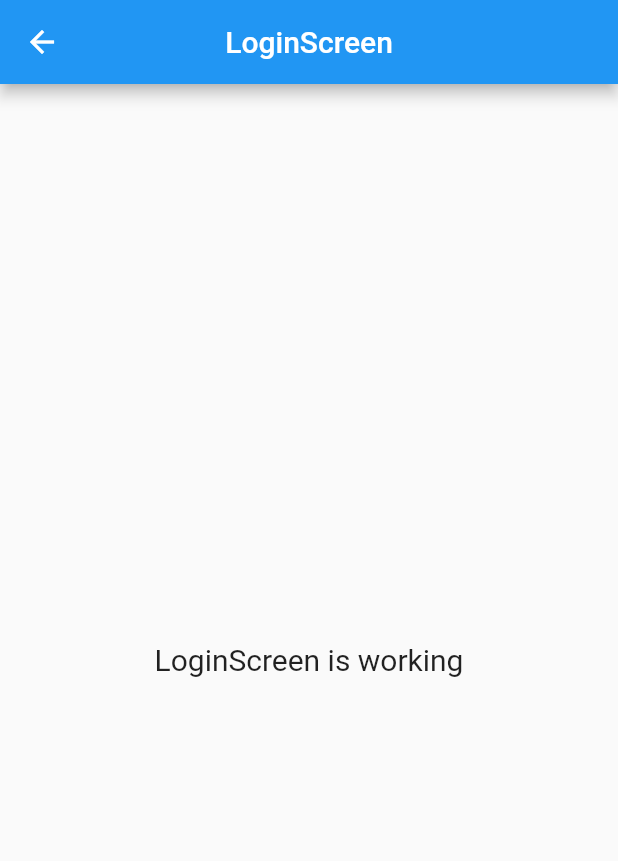
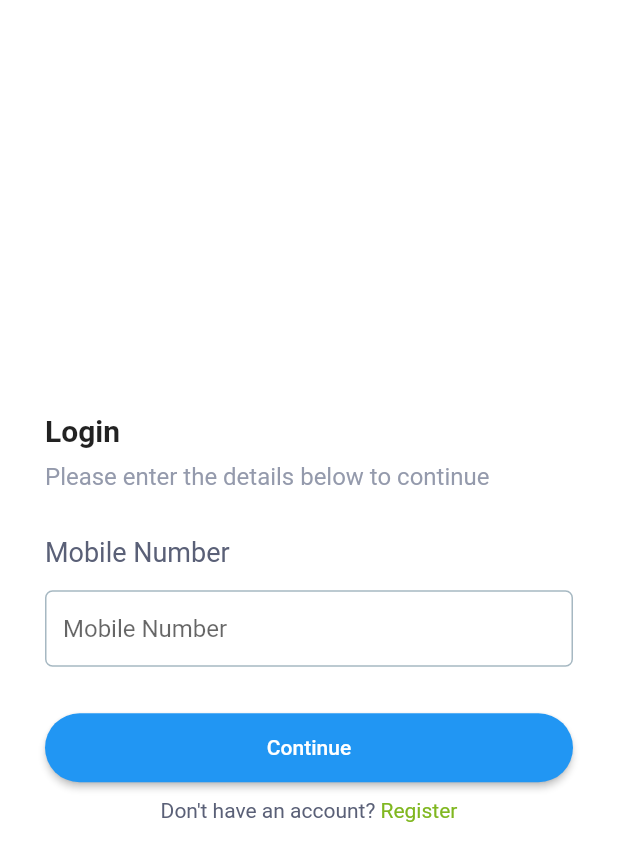
Before and after one commit to seethalakshmy/Nextpower, a Flutter app: the LoginScreen screen opened by its route, on a phone screen of 412 x 824 dp. Shown: the top 861 px of the screen. Run offline on Flutter 3.47's test engine with Material 2 defaults, Android fonts, the phone set to English and light mode, and no system bars; our stand-ins replace file_picker, flutter_svg, get, get_storage; accounts and stored records are empty.

Commit message:
login design completed

```diff
--- a/lib/infrastructure/navigation/navigation.dart
+++ b/lib/infrastructure/navigation/navigation.dart
@@ -9,7 +9,7 @@ import 'routes.dart';
 
 class EnvironmentsBadge extends StatelessWidget {
   final Widget child;
-  EnvironmentsBadge({required this.child});
+  const EnvironmentsBadge({super.key, required this.child});
   @override
   Widget build(BuildContext context) {
     var env = ConfigEnvironments.getEnvironments()['env'];
--- a/lib/infrastructure/navigation/routes.dart
+++ b/lib/infrastructure/navigation/routes.dart
@@ -1,7 +1,6 @@
 class Routes {
   static Future<String> get initialRoute async {
-    // TODO: implement method
-    return HOME;
+    return LOGIN;
   }
 
   static const HOME = '/home';
--- a/lib/infrastructure/theme/app_colors.dart
+++ b/lib/infrastructure/theme/app_colors.dart
@@ -1,9 +1,13 @@
 import 'dart:ui';
 
 class AppColors {
-  static Color primaryColor = fromHex('#441562');
+  static Color primaryColor = fromHex('#0094EA');
   static Color successGreen = fromHex('#62DF85');
   static Color errorRed = fromHex('#F36157');
+  static Color textBoxBorder = fromHex('#A6B8C2');
+  static Color descriptionTextColor = fromHex('#949AAC');
+  static Color titleLabelTextColor = fromHex('#5A6077');
+  static Color labelGreenTextColor = fromHex('#80B720');
 
   static Color fromHex(String hexString) {
     final buffer = StringBuffer();
--- a/lib/infrastructure/theme/app_theme.dart
+++ b/lib/infrastructure/theme/app_theme.dart
@@ -1,11 +1,14 @@
 import 'package:flutter/material.dart';
+import 'package:project/infrastructure/theme/app_colors.dart';
 
 class AppThemes {
   static ThemeData light = ThemeData(
     scaffoldBackgroundColor: Colors.white,
+    primaryColor: AppColors.primaryColor,
   );
 
   static ThemeData dark = ThemeData(
     scaffoldBackgroundColor: Colors.black,
+      primaryColor: AppColors.errorRed,
   );
 }
--- /dev/null
+++ b/lib/infrastructure/utils/border_utils.dart
@@ -0,0 +1,16 @@
+
+import 'package:flutter/material.dart';
+
+import '../theme/app_colors.dart';
+
+class CustomBorders{
+
+  OutlineInputBorder textFieldBorder() {
+    return OutlineInputBorder(
+        borderRadius: BorderRadius.all(
+          Radius.circular(5.0),
+        ),
+        borderSide:BorderSide(color:AppColors.textBoxBorder)
+    );
+  }
+}
--- a/lib/infrastructure/utils/constants.dart
+++ b/lib/infrastructure/utils/constants.dart
@@ -1 +1,4 @@
-class AppConstants {}
+class AppConstants {
+
+  List<String> countryCodeList =["+91","+353"];
+}
--- /dev/null
+++ b/lib/infrastructure/utils/decoration_utils.dart
@@ -0,0 +1,16 @@
+import 'package:flutter/material.dart';
+
+import 'border_utils.dart';
+
+class CustomDecorationUtils{
+
+  InputDecoration textFieldDecoration({required String hintText}) {
+    return InputDecoration(
+      hintText: hintText,
+      isDense: true,
+      disabledBorder: CustomBorders().textFieldBorder(),
+      enabledBorder: CustomBorders().textFieldBorder(),
+      border: CustomBorders().textFieldBorder(),
+    );
+  }
+}
--- /dev/null
+++ b/lib/infrastructure/widgets/buttons/rounded_rectangle_button.dart
@@ -0,0 +1,25 @@
+import 'package:flutter/material.dart';
+
+class RoundedRectangleButton extends StatelessWidget {
+  const RoundedRectangleButton({
+    super.key,
+    required this.onPressed,
+    this.borderRadius = 30.0,
+    required this.text,
+  });
+
+  final VoidCallback onPressed;
+  final double borderRadius;
+  final String text;
+
+  @override
+  Widget build(BuildContext context) {
+    return ElevatedButton(
+        onPressed: onPressed,
+        style: ElevatedButton.styleFrom(padding: EdgeInsets.symmetric(horizontal: 5.0,vertical: 15),
+            shape: RoundedRectangleBorder(
+          borderRadius: BorderRadius.circular(borderRadius),
+        ),),
+        child: Text(text));
+  }
+}
--- a/lib/main.dart
+++ b/lib/main.dart
@@ -2,6 +2,7 @@ import 'package:flutter/material.dart';
 
 import 'package:get/get.dart';
 import 'package:project/domain/di/common_bindings.dart';
+import 'package:project/infrastructure/theme/app_theme.dart';
 
 import 'generated/locales.g.dart';
 import 'infrastructure/navigation/navigation.dart';
@@ -19,6 +20,7 @@ class Main extends StatelessWidget {
   @override
   Widget build(BuildContext context) {
     return GetMaterialApp(
+      debugShowCheckedModeBanner: false,
       initialBinding: CommonBindings(),
       initialRoute: initialRoute,
       getPages: Nav.routes,
@@ -28,7 +30,7 @@ class Main extends StatelessWidget {
       ],
       locale: const Locale('en', 'US'),
       fallbackLocale: const Locale('en', 'US'),
-
+      theme: AppThemes.light,
     );
   }
 }
--- a/lib/presentation/login/login.screen.dart
+++ b/lib/presentation/login/login.screen.dart
@@ -1,23 +1,62 @@
 import 'package:flutter/material.dart';
 
 import 'package:get/get.dart';
+import 'package:project/infrastructure/theme/app_colors.dart';
+import 'package:project/infrastructure/utils/decoration_utils.dart';
 
+import '../../infrastructure/widgets/buttons/rounded_rectangle_button.dart';
 import 'controllers/login.controller.dart';
 
 class LoginScreen extends GetView<LoginController> {
   const LoginScreen({Key? key}) : super(key: key);
+
   @override
   Widget build(BuildContext context) {
     return Scaffold(
-      appBar: AppBar(
-        title: const Text('LoginScreen'),
-        centerTitle: true,
-      ),
-      body: Center(
-        child: Text(
-          'LoginScreen is working',
-          style: TextStyle(fontSize: 20),
-        ),
+      body: Padding(
+        padding: const EdgeInsets.symmetric(horizontal: 30.0),
+        child: Column(
+            mainAxisAlignment: MainAxisAlignment.center,
+            crossAxisAlignment: CrossAxisAlignment.stretch,
+            children: [
+              const Text(
+                'Login',
+                style: TextStyle(fontSize: 20, fontWeight: FontWeight.bold),
+              ),
+              const SizedBox(height: 10),
+              Text(
+                'Please enter the details below to continue',
+                style: TextStyle(
+                    fontSize: 16, color: AppColors.descriptionTextColor),
+              ),
+              const SizedBox(height: 30),
+              Text(
+                'Mobile Number',
+                style: TextStyle(
+                    fontSize: 18, color: AppColors.titleLabelTextColor),
+              ),
+              const SizedBox(height: 15),
+              TextFormField(
+                decoration: CustomDecorationUtils()
+                    .textFieldDecoration(hintText: 'Mobile Number'),
+              ),
+              const SizedBox(height: 30),
+              RoundedRectangleButton(
+                onPressed: () {},
+                text: 'Continue',
+              ),
+              const SizedBox(height: 10),
+              RichText(
+                textAlign: TextAlign.center,
+                text: TextSpan(
+                  text: "Don't have an account? ",
+                  style: TextStyle(color: AppColors.titleLabelTextColor),
+                  children: [
+                    TextSpan(text: "Register",style: TextStyle(color: AppColors.labelGreenTextColor))
+                  ],
+                ),
+              )
+            ]),
       ),
     );
   }
```
